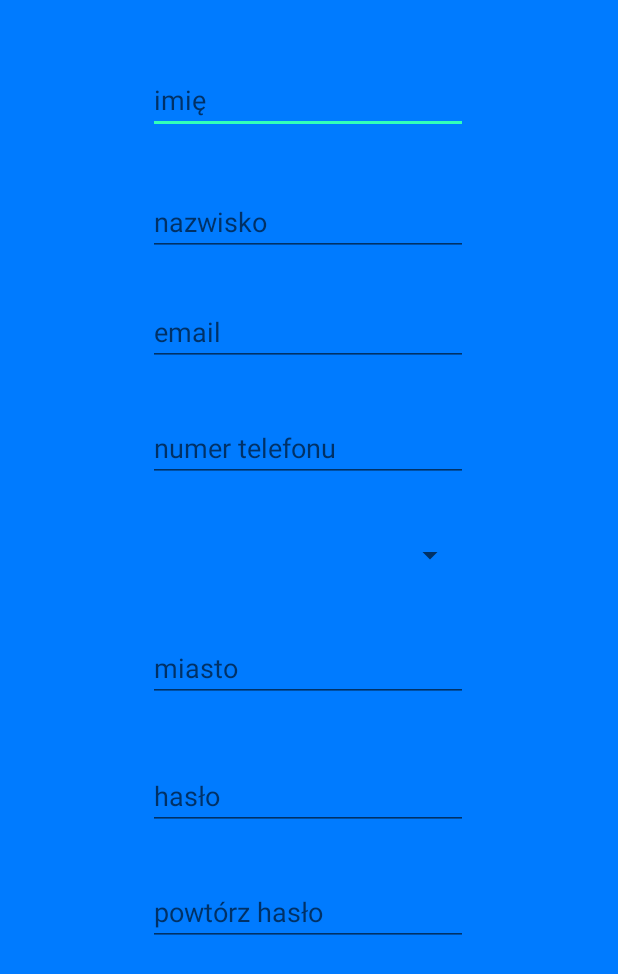
After one commit to d-szydlo/znany-konsultant, an Android app: the layout fragment_konsultant_register.xml on its own in the app's theme, with its tools: preview values and no code run, on a phone screen of 412 x 824 dp. The commit adds this screen. Shown: the top 974 px of the screen. Run offline under Robolectric (Android 15) with nearby library versions, the phone set to English and light mode, and no system bars.

Commit message:
add fragments for user and consultant registration

```diff
--- a/app/build.gradle
+++ b/app/build.gradle
@@ -39,6 +39,7 @@ dependencies {
     implementation 'androidx.appcompat:appcompat:1.2.0'
     implementation 'com.google.android.material:material:1.3.0'
     implementation 'androidx.constraintlayout:constraintlayout:2.0.4'
+    implementation 'androidx.legacy:legacy-support-v4:1.0.0'
     testImplementation 'junit:junit:4.+'
     androidTestImplementation 'androidx.test.ext:junit:1.1.2'
     androidTestImplementation 'androidx.test.espresso:espresso-core:3.3.0'
--- a/app/src/main/AndroidManifest.xml
+++ b/app/src/main/AndroidManifest.xml
@@ -9,6 +9,7 @@
         android:roundIcon="@mipmap/ic_launcher_round"
         android:supportsRtl="true"
         android:theme="@style/Theme.ZnanyKonultant">
+        <activity android:name=".RegistrationActivity"></activity>
         <activity android:name=".MainActivity">
             <intent-filter>
                 <action android:name="android.intent.action.MAIN" />
--- /dev/null
+++ b/app/src/main/res/layout/fragment_konsultant_register.xml
@@ -0,0 +1,118 @@
+<?xml version="1.0" encoding="utf-8"?>
+<FrameLayout xmlns:android="http://schemas.android.com/apk/res/android"
+    xmlns:app="http://schemas.android.com/apk/res-auto"
+    xmlns:tools="http://schemas.android.com/tools"
+    android:layout_width="match_parent"
+    android:layout_height="match_parent"
+    tools:context=".KonsultantRegisterFragment">
+
+    <androidx.constraintlayout.widget.ConstraintLayout
+        android:layout_width="match_parent"
+        android:layout_height="match_parent"
+        android:background="@color/primary_color">
+
+        <EditText
+            android:id="@+id/name"
+            android:layout_width="wrap_content"
+            android:layout_height="wrap_content"
+            android:layout_marginTop="44dp"
+            android:ems="10"
+            android:hint="imię"
+            android:inputType="textPersonName"
+            app:layout_constraintEnd_toEndOf="parent"
+            app:layout_constraintHorizontal_bias="0.497"
+            app:layout_constraintStart_toStartOf="parent"
+            app:layout_constraintTop_toTopOf="parent" />
+
+        <EditText
+            android:id="@+id/lastName"
+            android:layout_width="wrap_content"
+            android:layout_height="wrap_content"
+            android:layout_marginTop="36dp"
+            android:ems="10"
+            android:hint="nazwisko"
+            android:inputType="textPersonName"
+            app:layout_constraintEnd_toEndOf="parent"
+            app:layout_constraintHorizontal_bias="0.497"
+            app:layout_constraintStart_toStartOf="parent"
+            app:layout_constraintTop_toBottomOf="@+id/name" />
+
+        <EditText
+            android:id="@+id/email"
+            android:layout_width="wrap_content"
+            android:layout_height="wrap_content"
+            android:layout_marginTop="28dp"
+            android:ems="10"
+            android:hint="email"
+            android:inputType="textEmailAddress"
+            app:layout_constraintEnd_toEndOf="parent"
+            app:layout_constraintHorizontal_bias="0.497"
+            app:layout_constraintStart_toStartOf="parent"
+            app:layout_constraintTop_toBottomOf="@+id/lastName" />
+
+        <EditText
+            android:id="@+id/phone"
+            android:layout_width="wrap_content"
+            android:layout_height="wrap_content"
+            android:layout_marginTop="32dp"
+            android:ems="10"
+            android:inputType="phone"
+            android:hint="numer telefonu"
+            app:layout_constraintEnd_toEndOf="parent"
+            app:layout_constraintHorizontal_bias="0.497"
+            app:layout_constraintStart_toStartOf="parent"
+            app:layout_constraintTop_toBottomOf="@+id/email" />
+
+        <EditText
+            android:id="@+id/pass"
+            android:layout_width="wrap_content"
+            android:layout_height="wrap_content"
+            android:layout_marginTop="40dp"
+            android:ems="10"
+            android:hint="hasło"
+            android:inputType="textPassword"
+            app:layout_constraintEnd_toEndOf="parent"
+            app:layout_constraintHorizontal_bias="0.497"
+            app:layout_constraintStart_toStartOf="parent"
+            app:layout_constraintTop_toBottomOf="@+id/editTextTextPersonName5" />
+
+        <EditText
+            android:id="@+id/pass2"
+            android:layout_width="wrap_content"
+            android:layout_height="wrap_content"
+            android:layout_marginTop="32dp"
+            android:ems="10"
+            android:hint="powtórz hasło"
+            android:inputType="textPassword"
+            app:layout_constraintBottom_toBottomOf="parent"
+            app:layout_constraintEnd_toEndOf="parent"
+            app:layout_constraintHorizontal_bias="0.497"
+            app:layout_constraintStart_toStartOf="parent"
+            app:layout_constraintTop_toBottomOf="@+id/pass"
+            app:layout_constraintVertical_bias="0.0" />
+
+        <Spinner
+            android:id="@+id/category"
+            android:layout_width="210dp"
+            android:layout_height="41dp"
+            android:layout_marginTop="28dp"
+            app:layout_constraintEnd_toEndOf="parent"
+            app:layout_constraintHorizontal_bias="0.497"
+            app:layout_constraintStart_toStartOf="parent"
+            app:layout_constraintTop_toBottomOf="@+id/phone" />
+
+        <EditText
+            android:id="@+id/editTextTextPersonName5"
+            android:layout_width="wrap_content"
+            android:layout_height="wrap_content"
+            android:layout_marginTop="32dp"
+            android:ems="10"
+            android:hint="miasto"
+            android:inputType="textPersonName"
+            app:layout_constraintEnd_toEndOf="parent"
+            app:layout_constraintHorizontal_bias="0.497"
+            app:layout_constraintStart_toStartOf="parent"
+            app:layout_constraintTop_toBottomOf="@+id/category" />
+
+    </androidx.constraintlayout.widget.ConstraintLayout>
+</FrameLayout>
```
Also changed, not shown: app/src/main/java/com/example/znanykonultant/KonsultantRegisterFragment.kt (added, +59 -0 lines), app/src/main/java/com/example/znanykonultant/RegistrationActivity.kt (added, +11 -0 lines), app/src/main/java/com/example/znanykonultant/UserRegisterFragment.kt (added, +59 -0 lines), app/src/main/res/layout/activity_registration.xml (added, +20 -0 lines), app/src/main/res/layout/fragment_user_register.xml (added, +92 -0 lines), app/src/main/res/values/strings.xml (+10 -0 lines).
